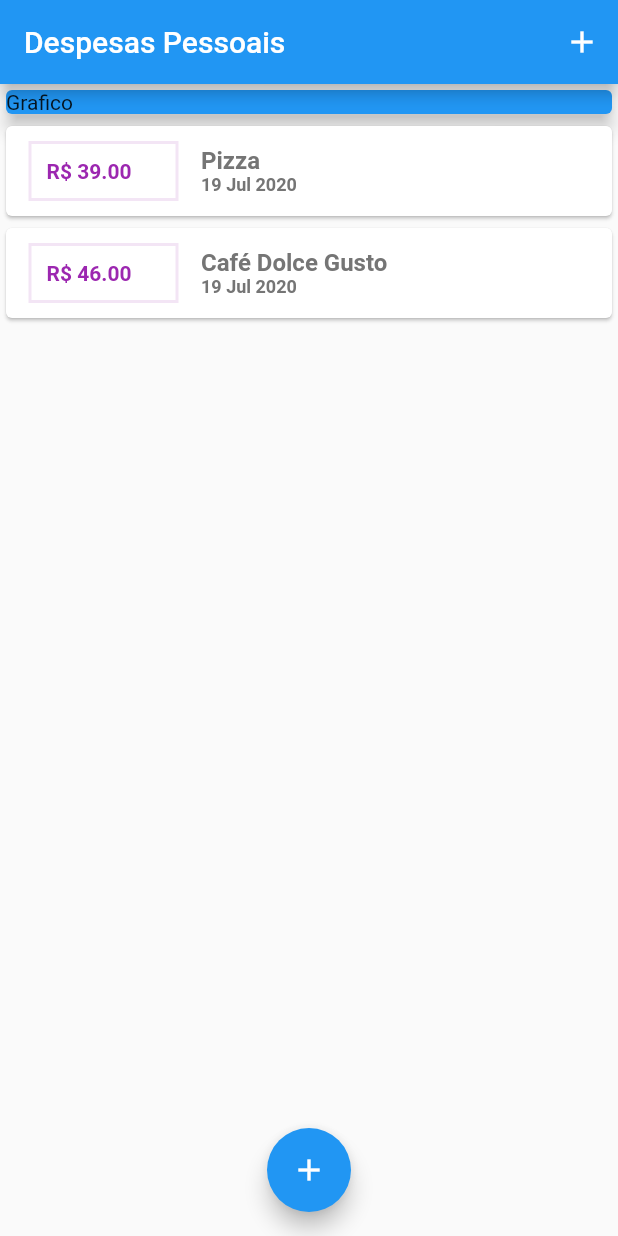
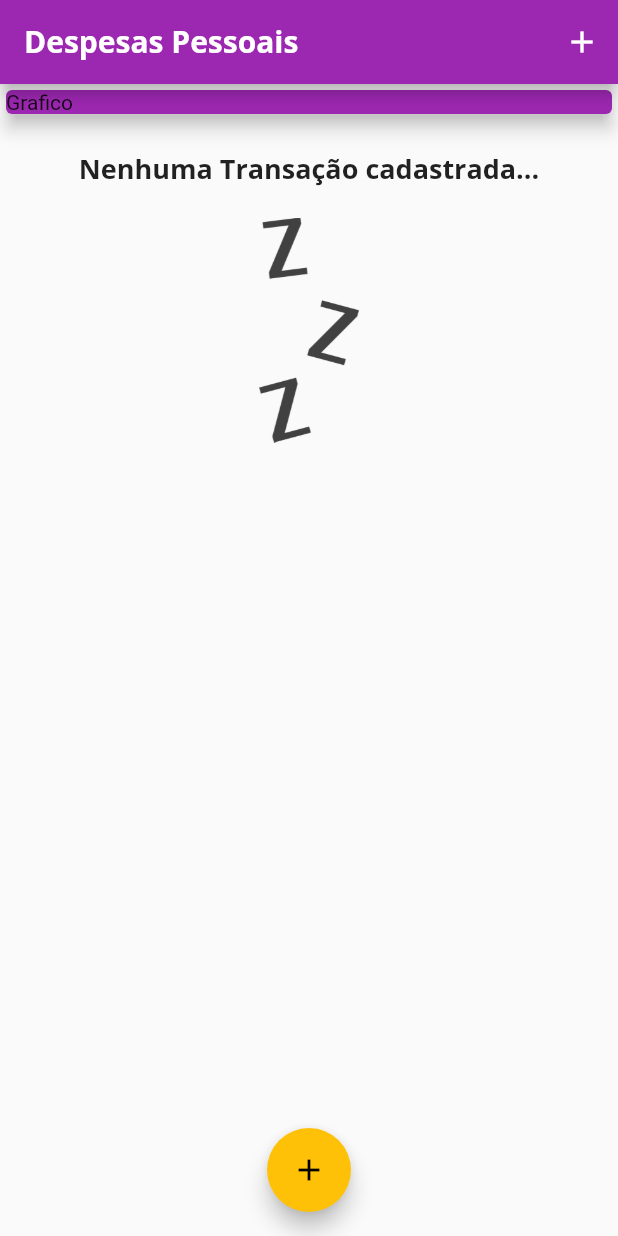
Before and after one commit to khelphi/expenses, a Flutter app: the screen it shows after launch, on a phone screen of 412 x 824 dp. Run offline on Flutter 3.47's test engine with Material 2 defaults, Android fonts, the phone set to English and light mode, and no system bars.

Commit message:
Implementando images

```diff
--- a/lib/components/homepage/homepage.dart
+++ b/lib/components/homepage/homepage.dart
@@ -13,13 +13,15 @@ class MyHomePage extends StatefulWidget {
 
 class _MyHomePageState extends State<MyHomePage> {
   // var temporaria de lista de transações
-  final transactions = [
+  final List<Transaction> transactions = [
+    /*
     Transaction(id: 't1', title: 'Pizza', value: 39.00, date: DateTime.now()),
     Transaction(id: 't2', title: 'Café Dolce Gusto',value: 46.00,date: DateTime.now()),
     //Transaction(id: 't3', title: 'Aluguel', value: 1648.80, date: DateTime.now()),
     //Transaction(id: 't4', title: 'Xbox Game Pass', value: 39.90, date: DateTime.now()),
     //Transaction(id: 't5', title: 'Loja Dotz', value: 514.00, date: DateTime.now()),
     //Transaction(id: 't6', title: 'Mercado', value: 180.75, date: DateTime.now()),
+    */
   ];
 
   // Metodo responsável por adicionar itens na lista
@@ -66,7 +68,11 @@ openTransactionFormModal(BuildContext context,){
   Widget build(BuildContext context) {
     return Scaffold(
       appBar: AppBar(                                                  // Barra principal
-        title: Text('Despesas Pessoais'),                              // Titulo da barra
+        title: Text('Despesas Pessoais',
+                     style: TextStyle(
+                                      fontFamily: 'OpenSans'
+                                     ),
+        ),                              // Titulo da barra
         actions: <Widget>[                                             // criando actions para a appbar
                         IconButton(
                           icon: Icon(Icons.add),
@@ -84,7 +90,8 @@ openTransactionFormModal(BuildContext context,){
                        Container(                                        // container
                          width: double.infinity,                         // definindo o tamanho do Contatiner
                             child: Card(                                 // widget child Cards
-                            color: Colors.blue,                          // Cor do Card
+                            //color: Colors.blue,                          // Cor do Card
+                            color: Theme.of(context).primaryColor,
                             child: Text('Grafico'),                      // texto
                             elevation: 5,                                // formato sombreado
                          ),
--- a/lib/components/transaction/transaction-list.dart
+++ b/lib/components/transaction/transaction-list.dart
@@ -13,7 +13,19 @@ class TransactionList extends StatelessWidget {
 
     return Container(                                                  // envolvemos a lista em um container para
       height: 385,                                                     // um tamenho definido por conta de que
-      child: ListView.builder(                                         // Criamos um ListView que tem um filho
+      child: transactions.isEmpty ? Column(children:<Widget>[
+        SizedBox(height: 20),
+        Text('Nenhuma Transação cadastrada...',
+        style: Theme.of(context).textTheme.title,
+        ),
+        SizedBox(height: 20),
+        Container(
+          height: 150,
+          child: Image.asset('assets/images/waiting.png',
+          fit: BoxFit.cover,),
+        )
+      ],) :
+      ListView.builder(                                         // Criamos um ListView que tem um filho
                  itemCount: transactions.length,                       // definindo o tamanho do list view para
                  itemBuilder: (ctx,index){                             // não carregar tudo de uma vez...
                      final tr = transactions[index];
@@ -29,6 +41,7 @@ class TransactionList extends StatelessWidget {
                                                 decoration: BoxDecoration(                  // estilos de layout
                                                   border: Border.all(                       // Borda para todos os lados
                                                     color: Colors.purple[50],               // na cor roxo com um valor de tonalidade[50]
+                                                    //color: Theme.of(context).primaryColor,
                                                     width: 2,                               // com o width de 2
                                                   )
                                                 ),
@@ -40,6 +53,7 @@ class TransactionList extends StatelessWidget {
                                                                              fontWeight:  FontWeight.bold,
                                                                              fontSize: 14,
                                                                              color: Colors.purple
+                                                                             //color: Theme.of(context).primaryColor,
                                                                             ),
                                                            )
                                                ),
@@ -48,12 +62,16 @@ class TransactionList extends StatelessWidget {
                                              children: <Widget>[
                                                                 Text(
                                                                   tr.title,
+                                                                  style: Theme.of(context).textTheme.title,
+                                                                  /*
                                                                   style: TextStyle(                                // definindo o estilo e fonte do texto
                                                                              fontWeight:  FontWeight.bold,
                                                                              fontSize: 16,                         // tamanho da fonte
                                                                              color: Colors.grey[600]               // cor da fonte
                                                                             ),
+                                                                            */
                                                                   ),
+
                                                                 Text(
                                                                   DateFormat('d MMM y').format(tr.date),
                                                                   style: TextStyle(                                // definindo o estilo e fonte do texto
--- a/lib/main.dart
+++ b/lib/main.dart
@@ -7,6 +7,32 @@ main() => runApp(ExpensesApp());
 class ExpensesApp extends StatelessWidget {
   @override
   Widget build(BuildContext context) {
-    return MaterialApp(home: MyHomePage());
+    var copyWith = ThemeData.light().textTheme.copyWith(
+          title: TextStyle(
+            fontFamily: 'OpenSans',
+            fontSize: 18,
+            fontWeight: FontWeight.bold
+          ),
+      );
+    return MaterialApp(home: MyHomePage(),
+    theme: ThemeData(
+      primarySwatch : Colors.purple,
+      accentColor: Colors.amber,
+      fontFamily: 'Quicksand',
+
+      // Definindo font proncipal para tudo
+      textTheme: copyWith,
+      // Definindo font proncipal apenas para a app-bar
+      appBarTheme: AppBarTheme(
+        textTheme: ThemeData.light().textTheme.copyWith(
+          title: TextStyle(
+            fontFamily: 'OpenSans',
+            fontSize: 20,
+            fontWeight: FontWeight.bold
+          ),
+        ),
+      ),
+      ),
+    );
   }
 }
```
Also changed, not shown: pubspec.yaml (+14 -9 lines), assets/fonts/OpenSans-Bold.ttf (added), assets/fonts/OpenSans-Regular.ttf (added), assets/fonts/Quicksand-Bold.ttf (added), assets/fonts/Quicksand-Light.ttf (added), assets/fonts/Quicksand-Medium.ttf (added), assets/fonts/Quicksand-Regular.ttf (added), assets/images/waiting.png (added).
